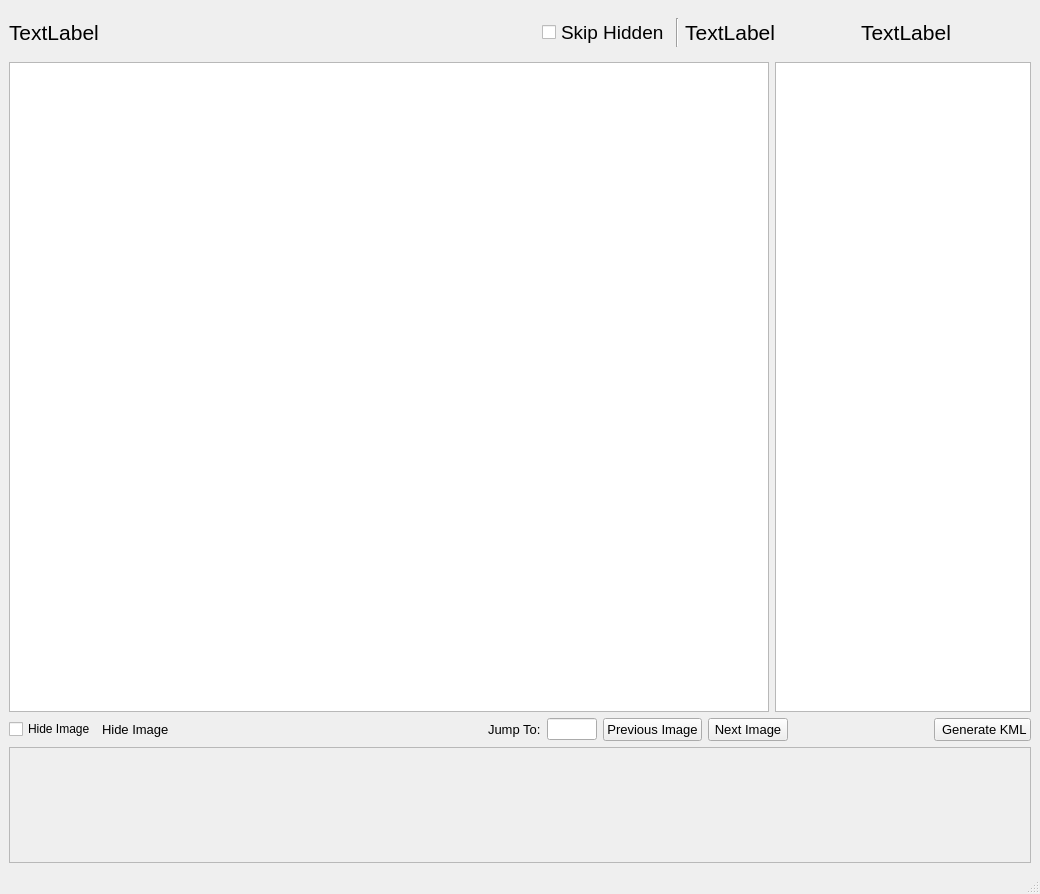
Above: resources/views/Viewer.ui from crgrove/automated-drone-image-analysis-tool before the change. Below: the same form after it.
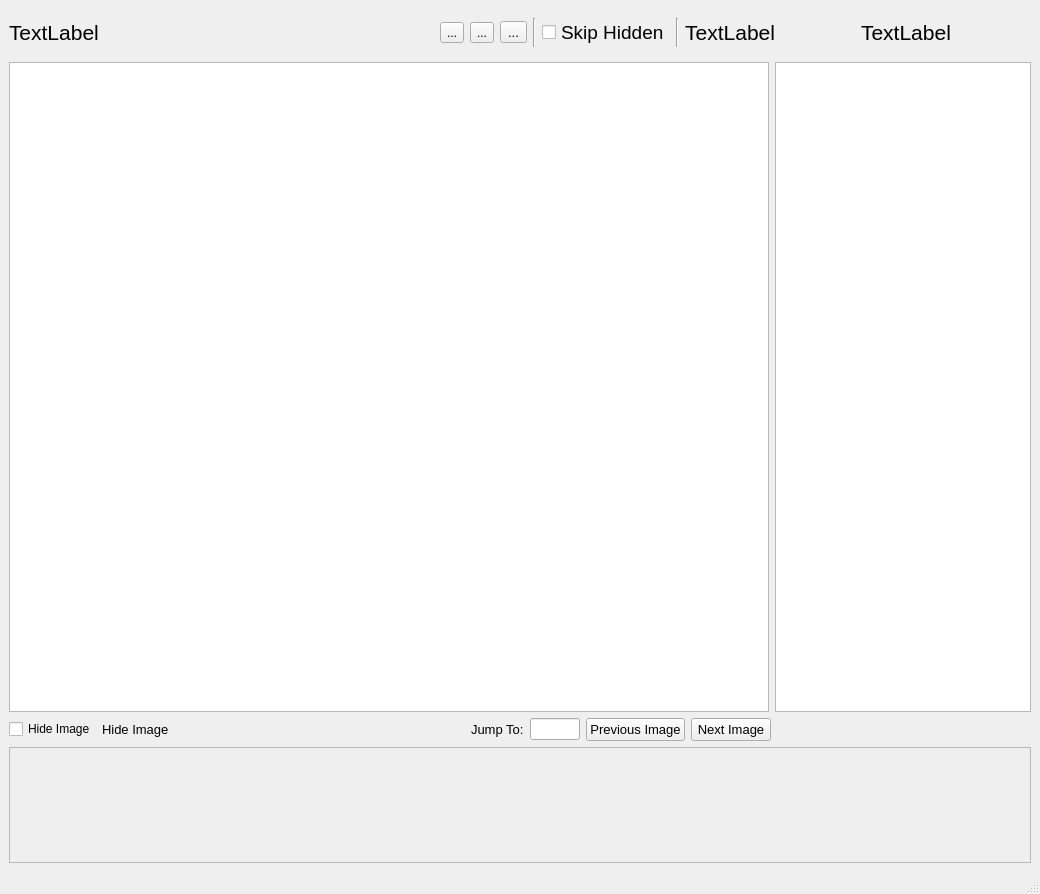
That is the form after the change. Icons and pictures are not drawn.

Commit message: Refactoring of function names, updates to Viewer for PDF and Zip exports, and updates to PDFGenerator.

What changed in the file:
```diff
--- a/resources/views/Viewer.ui
+++ b/resources/views/Viewer.ui
@@ -7,7 +7,7 @@
     <x>0</x>
     <y>0</y>
     <width>1040</width>
-    <height>848</height>
+    <height>893</height>
    </rect>
   </property>
   <property name="windowTitle">
@@ -52,6 +52,78 @@
          </property>
         </widget>
        </item>
+       <item>
+        <widget class="QToolButton" name="kmlButton">
+         <property name="toolTip">
+          <string>Generate KML</string>
+         </property>
+         <property name="text">
+          <string>...</string>
+         </property>
+         <property name="icon">
+          <iconset resource="../resources.qrc">
+           <normaloff>:/icons/map.png</normaloff>:/icons/map.png</iconset>
+         </property>
+         <property name="iconSize">
+          <size>
+           <width>25</width>
+           <height>25</height>
+          </size>
+         </property>
+        </widget>
+       </item>
+       <item>
+        <widget class="QToolButton" name="pdfButton">
+         <property name="toolTip">
+          <string>Generate PDF Report</string>
+         </property>
+         <property name="text">
+          <string>...</string>
+         </property>
+         <property name="icon">
+          <iconset resource="../resources.qrc">
+           <normaloff>:/icons/pdf.png</normaloff>:/icons/pdf.png</iconset>
+         </property>
+         <property name="iconSize">
+          <size>
+           <width>25</width>
+           <height>25</height>
+          </size>
+         </property>
+        </widget>
+       </item>
+       <item>
+        <widget class="QToolButton" name="zipButton">
+         <property name="font">
+          <font>
+           <pointsize>10</pointsize>
+          </font>
+         </property>
+         <property name="toolTip">
+          <string>Generate Zip Bundle</string>
+         </property>
+         <property name="text">
+          <string>...</string>
+         </property>
+         <property name="icon">
+          <iconset resource="../resources.qrc">
+           <normaloff>:/icons/zip.png</normaloff>:/icons/zip.png</iconset>
+         </property>
+         <property name="iconSize">
+          <size>
+           <width>25</width>
+           <height>25</height>
+          </size>
+         </property>
+        </widget>
+       </item>
+       <item>
+        <widget class="Line" name="line">
+         <property name="orientation">
+          <enum>Qt::Vertical</enum>
+         </property>
+        </widget>
+       </item>
        <item>
         <widget class="QCheckBox" name="skipHidden">
          <property name="sizePolicy">
@@ -71,7 +143,7 @@
         </widget>
        </item>
        <item>
-        <widget class="Line" name="line">
+        <widget class="Line" name="line_2">
          <property name="orientation">
           <enum>Qt::Vertical</enum>
          </property>
@@ -297,28 +369,12 @@
         </property>
         <property name="sizeHint" stdset="0">
          <size>
-          <width>140</width>
+          <width>260</width>
           <height>0</height>
          </size>
         </property>
        </spacer>
       </item>
-      <item>
-       <widget class="QPushButton" name="KmlButton">
-        <property name="font">
-         <font>
-          <pointsize>10</pointsize>
-         </font>
-        </property>
-        <property name="text">
-         <string> Generate KML</string>
-        </property>
-        <property name="icon">
-         <iconset resource="../resources.qrc">
-          <normaloff>:/icons/download.png</normaloff>:/icons/download.png</iconset>
-        </property>
-       </widget>
-      </item>
      </layout>
     </item>
     <item>
```
The commit also changes 51 other files.
